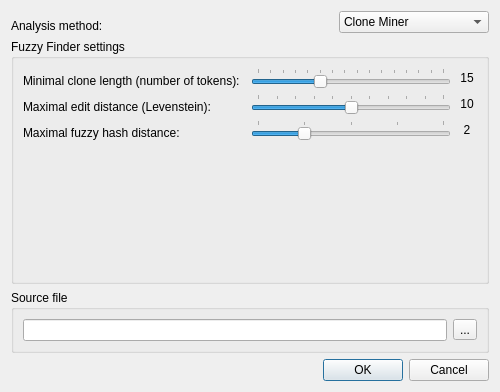
Old version of the form doc-clone-miner/qtui/element_miner_settings.ui in the repository spbu-se/pldoctoolkit.
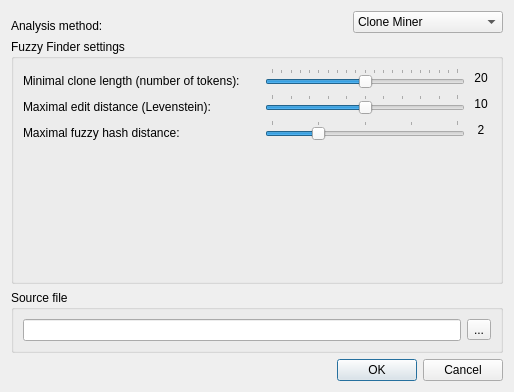
New version of the form. The open tabs and pages were chosen to show the change.

Commit message: Default minimal fuzzy clone tokens

Patch:
```diff
--- a/doc-clone-miner/qtui/element_miner_settings.ui
+++ b/doc-clone-miner/qtui/element_miner_settings.ui
@@ -6,7 +6,7 @@
    <rect>
     <x>0</x>
     <y>0</y>
-    <width>500</width>
+    <width>514</width>
     <height>392</height>
    </rect>
   </property>
@@ -391,10 +391,10 @@
                <number>10</number>
               </property>
               <property name="maximum">
-               <number>25</number>
+               <number>30</number>
               </property>
               <property name="value">
-               <number>15</number>
+               <number>20</number>
               </property>
               <property name="tracking">
                <bool>true</bool>
@@ -425,7 +425,7 @@
                </size>
               </property>
               <property name="text">
-               <string>15</string>
+               <string>20</string>
               </property>
               <property name="alignment">
                <set>Qt::AlignCenter</set>
```
